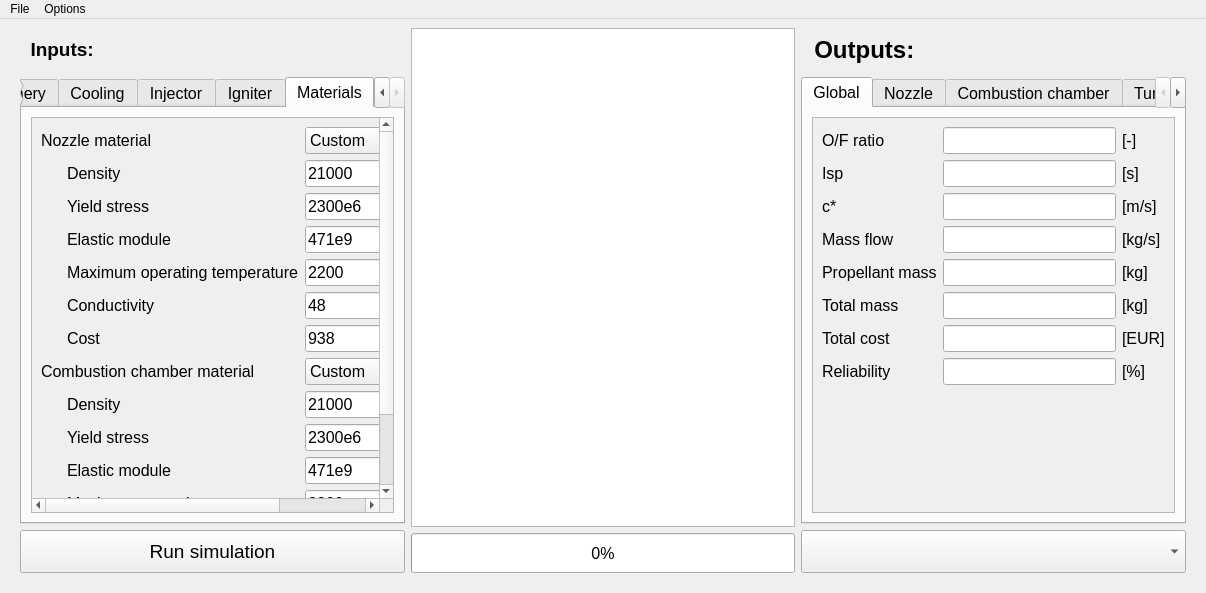
Above: GUI.ui from casruks/CDP-LRE-Integrated-Design-Model before the change. Below: the same form after it.
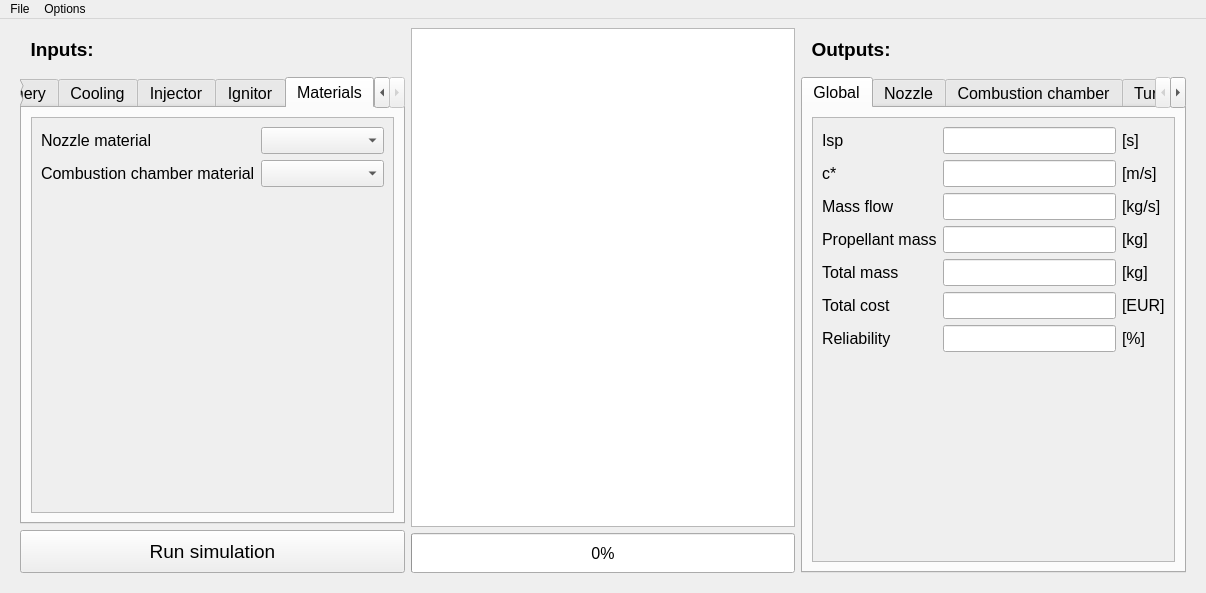
That is the form after the change. The open tabs and pages were chosen to show the change. Icons and pictures are not drawn.

```diff
--- a/GUI.ui
+++ b/GUI.ui
@@ -1107,7 +1107,7 @@
         </widget>
         <widget class="QWidget" name="ign">
          <attribute name="title">
-          <string>Igniter</string>
+          <string>Ignitor</string>
          </attribute>
          <layout class="QHBoxLayout" name="horizontalLayout_6">
           <item>
@@ -1291,294 +1291,12 @@
               <rect>
                <x>0</x>
                <y>0</y>
-               <width>520</width>
-               <height>552</height>
+               <width>357</width>
+               <height>380</height>
               </rect>
              </property>
              <layout class="QGridLayout" name="gridLayout_15">
-              <item row="5" column="3">
-               <widget class="QLabel" name="label_W_mK_nozz">
-                <property name="text">
-                 <string>[W/(m K)]</string>
-                </property>
-               </widget>
-              </item>
-              <item row="4" column="2">
-               <widget class="QLineEdit" name="line_OpT_nozz">
-                <property name="text">
-                 <string>2200</string>
-                </property>
-               </widget>
-              </item>
-              <item row="8" column="1">
-               <widget class="QLabel" name="label_dens_cham">
-                <property name="text">
-                 <string>Density</string>
-                </property>
-               </widget>
-              </item>
-              <item row="1" column="0">
-               <spacer name="horizontalSpacer">
-                <property name="orientation">
-                 <enum>Qt::Horizontal</enum>
-                </property>
-                <property name="sizeType">
-                 <enum>QSizePolicy::Fixed</enum>
-                </property>
-                <property name="sizeHint" stdset="0">
-                 <size>
-                  <width>20</width>
-                  <height>20</height>
-                 </size>
-                </property>
-               </spacer>
-              </item>
-              <item row="5" column="2">
-               <widget class="QLineEdit" name="line_k_nozz">
-                <property name="text">
-                 <string>48</string>
-                </property>
-               </widget>
-              </item>
-              <item row="3" column="2">
-               <widget class="QLineEdit" name="line_E_nozz">
-                <property name="text">
-                 <string>471e9</string>
-                </property>
-               </widget>
-              </item>
-              <item row="4" column="3">
-               <widget class="QLabel" name="label_K_nozz">
-                <property name="text">
-                 <string>[K]</string>
-                </property>
-               </widget>
-              </item>
-              <item row="1" column="2">
-               <widget class="QLineEdit" name="line_dens_nozz">
-                <property name="text">
-                 <string>21000</string>
-                </property>
-               </widget>
-              </item>
-              <item row="1" column="1">
-               <widget class="QLabel" name="label_dens_nozz">
-                <property name="text">
-                 <string>Density</string>
-                </property>
-               </widget>
-              </item>
-              <item row="7" column="0" colspan="2">
-               <widget class="QLabel" name="label_mat_comb">
-                <property name="text">
-                 <string>Combustion chamber material</string>
-                </property>
-               </widget>
-              </item>
-              <item row="7" column="2" colspan="2">
-               <widget class="QComboBox" name="combo_mat_comb">
-                <property name="sizePolicy">
-                 <sizepolicy hsizetype="MinimumExpanding" vsizetype="Fixed">
-                  <horstretch>0</horstretch>
-                  <verstretch>0</verstretch>
-                 </sizepolicy>
-                </property>
-                <item>
-                 <property name="text">
-                  <string>Custom</string>
-                 </property>
-                </item>
-                <item>
-                 <property name="text">
-                  <string>Rhenium</string>
-                 </property>
-                </item>
-                <item>
-                 <property name="text">
-                  <string>Aluminium L_7075_T6</string>
-                 </property>
-                </item>
-                <item>
-                 <property name="text">
-                  <string>Tungsten Ti6AL4V</string>
-                 </property>
-                </item>
-                <item>
-                 <property name="text">
-                  <string>Haynes_188</string>
-                 </property>
-                </item>
-                <item>
-                 <property name="text">
-                  <string>Inc_X_750</string>
-                 </property>
-                </item>
-                <item>
-                 <property name="text">
-                  <string>Inc_600</string>
-                 </property>
-                </item>
-                <item>
-                 <property name="text">
-                  <string>Inc_718</string>
-                 </property>
-                </item>
-                <item>
-                 <property name="text">
-                  <string>Inc_A_286</string>
-                 </property>
-                </item>
-                <item>
-                 <property name="text">
-                  <string>Colombium_c103</string>
-                 </property>
-                </item>
-                <item>
-                 <property name="text">
-                  <string>Structural copper</string>
-                 </property>
-                </item>
-                <item>
-                 <property name="text">
-                  <string>Steel D6AC</string>
-                 </property>
-                </item>
-               </widget>
-              </item>
-              <item row="2" column="2">
-               <widget class="QLineEdit" name="line_yield_nozz">
-                <property name="text">
-                 <string>2300e6</string>
-                </property>
-               </widget>
-              </item>
-              <item row="0" column="2" colspan="2">
-               <widget class="QComboBox" name="combo_mat_nozz">
-                <property name="sizePolicy">
-                 <sizepolicy hsizetype="MinimumExpanding" vsizetype="Fixed">
-                  <horstretch>0</horstretch>
-                  <verstretch>0</verstretch>
-                 </sizepolicy>
-                </property>
-                <item>
-                 <property name="text">
-                  <string>Custom</string>
-                 </property>
-                </item>
-                <item>
-                 <property name="text">
-                  <string>Rhenium</string>
-                 </property>
-                </item>
-                <item>
-                 <property name="text">
-                  <string>Aluminium L_7075_T6</string>
-                 </property>
-                </item>
-                <item>
-                 <property name="text">
-                  <string>Tungsten Ti6AL4V</string>
-                 </property>
-                </item>
-                <item>
-                 <property name="text">
-                  <string>Haynes_188</string>
-                 </property>
-                </item>
-                <item>
-                 <property name="text">
-                  <string>Inc_X_750</string>
-                 </property>
-                </item>
-                <item>
-                 <property name="text">
-                  <string>Inc_600</string>
-                 </property>
-                </item>
-                <item>
-                 <property name="text">
-                  <string>Inc_718</string>
-                 </property>
-                </item>
-                <item>
-                 <property name="text">
-                  <string>Inc_A_286</string>
-                 </property>
-                </item>
-                <item>
-                 <property name="text">
-                  <string>Colombium_c103</string>
-                 </property>
-                </item>
-                <item>
-                 <property name="text">
-                  <string>Structural copper</string>
-                 </property>
-                </item>
-                <item>
-                 <property name="text">
-                  <string>Steel D6AC</string>
-                 </property>
-                </item>
-               </widget>
-              </item>
-              <item row="6" column="2">
-               <widget class="QLineEdit" name="line_cost_nozz">
-                <property name="text">
-                 <string>938</string>
-                </property>
-               </widget>
-              </item>
-              <item row="5" column="1">
-               <widget class="QLabel" name="label_k_nozz">
-                <property name="text">
-                 <string>Conductivity</string>
-                </property>
-               </widget>
-              </item>
-              <item row="6" column="1">
-               <widget class="QLabel" name="label_cost_nozz">
-                <property name="text">
-                 <string>Cost</string>
-                </property>
-               </widget>
-              </item>
-              <item row="1" column="3">
-               <widget class="QLabel" name="label_kg_m3_nozz">
-                <property name="text">
-                 <string>[kg/m^3]</string>
-                </property>
-               </widget>
-              </item>
-              <item row="9" column="1">
-               <widget class="QLabel" name="label_yield_cham">
-                <property name="text">
-                 <string>Yield stress</string>
-                </property>
-               </widget>
-              </item>
-              <item row="3" column="1">
-               <widget class="QLabel" name="label_E_nozz">
-                <property name="text">
-                 <string>Elastic module</string>
-                </property>
-               </widget>
-              </item>
-              <item row="12" column="1">
-               <widget class="QLabel" name="label_k_cham">
-                <property name="text">
-                 <string>Conductivity</string>
-                </property>
-               </widget>
-              </item>
-              <item row="10" column="1">
-               <widget class="QLabel" name="label_E_cham">
-                <property name="text">
-                 <string>Elastic module</string>
-                </property>
-               </widget>
-              </item>
-              <item row="14" column="1">
+              <item row="2" column="0">
                <spacer name="verticalSpacer_13">
                 <property name="orientation">
                  <enum>Qt::Vertical</enum>
@@ -1591,143 +1309,37 @@
                 </property>
                </spacer>
               </item>
-              <item row="11" column="1">
-               <widget class="QLabel" name="label_OpT_cham">
-                <property name="text">
-                 <string>Maximum operating temperature</string>
+              <item row="0" column="1">
+               <widget class="QComboBox" name="combo_mat_nozz">
+                <property name="sizePolicy">
+                 <sizepolicy hsizetype="MinimumExpanding" vsizetype="Fixed">
+                  <horstretch>0</horstretch>
+                  <verstretch>0</verstretch>
+                 </sizepolicy>
                 </property>
                </widget>
               </item>
-              <item row="6" column="3">
-               <widget class="QLabel" name="label_eur_kg_nozz">
-                <property name="text">
-                 <string>[EUR/kg]</string>
-                </property>
-               </widget>
-              </item>
-              <item row="2" column="3">
-               <widget class="QLabel" name="label_Pa_nozz">
-                <property name="text">
-                 <string>[Pa]</string>
-                </property>
-               </widget>
-              </item>
-              <item row="4" column="1">
-               <widget class="QLabel" name="label_OpT_nozz">
-                <property name="text">
-                 <string>Maximum operating temperature</string>
-                </property>
-               </widget>
-              </item>
-              <item row="3" column="3">
-               <widget class="QLabel" name="label_Pa_nozz_2">
-                <property name="text">
-                 <string>[Pa]</string>
-                </property>
-               </widget>
-              </item>
-              <item row="0" column="0" colspan="2">
+              <item row="0" column="0">
                <widget class="QLabel" name="label_mat_nozz">
                 <property name="text">
                  <string>Nozzle material</string>
                 </property>
                </widget>
               </item>
-              <item row="2" column="1">
-               <widget class="QLabel" name="label_yield_nozz">
-                <property name="text">
-                 <string>Yield stress</string>
+              <item row="1" column="1">
+               <widget class="QComboBox" name="combo_mat_comb">
+                <property name="sizePolicy">
+                 <sizepolicy hsizetype="MinimumExpanding" vsizetype="Fixed">
+                  <horstretch>0</horstretch>
+                  <verstretch>0</verstretch>
+                 </sizepolicy>
                 </property>
                </widget>
               </item>
-              <item row="13" column="1">
-               <widget class="QLabel" name="label_cost_cham">
+              <item row="1" column="0">
+               <widget class="QLabel" name="label_mat_comb">
                 <property name="text">
-                 <string>Cost</string>
-                </property>
-               </widget>
-              </item>
-              <item row="8" column="2">
-               <widget class="QLineEdit" name="line_dens_cham">
-                <property name="text">
-                 <string>21000</string>
-                </property>
-               </widget>
-              </item>
-              <item row="9" column="2">
-               <widget class="QLineEdit" name="line_yield_cham">
-                <property name="text">
-                 <string>2300e6</string>
-                </property>
-               </widget>
-              </item>
-              <item row="10" column="2">
-               <widget class="QLineEdit" name="line_E_cham">
-                <property name="text">
-                 <string>471e9</string>
-                </property>
-               </widget>
-              </item>
-              <item row="11" column="2">
-               <widget class="QLineEdit" name="line_OpT_cham">
-                <property name="text">
-                 <string>2200</string>
-                </property>
-               </widget>
-              </item>
-              <item row="12" column="2">
-               <widget class="QLineEdit" name="line_k_cham">
-                <property name="text">
-                 <string>48</string>
-                </property>
-               </widget>
-              </item>
-              <item row="13" column="2">
-               <widget class="QLineEdit" name="line_cost_cham">
-                <property name="text">
-                 <string>938</string>
-                </property>
-               </widget>
-              </item>
-              <item row="8" column="3">
-               <widget class="QLabel" name="label_kg_m3_cham">
-                <property name="text">
-                 <string>[kg/m^3]</string>
-                </property>
-               </widget>
-              </item>
-              <item row="9" column="3">
-               <widget class="QLabel" name="label_Pa_cham">
-                <property name="text">
-                 <string>[Pa]</string>
-                </property>
-               </widget>
-              </item>
-              <item row="10" column="3">
-               <widget class="QLabel" name="label_Pa_cham_2">
-                <property name="text">
-                 <string>[Pa]</string>
-                </property>
-               </widget>
-              </item>
-              <item row="11" column="3">
-               <widget class="QLabel" name="label_K_cham">
-                <property name="text">
-                 <string>[K]</string>
-                </property>
-               </widget>
-              </item>
-              <item row="12" column="3">
-               <widget class="QLabel" name="label_W_mK_cham">
-                <property name="text">
-                 <string>[W/(m K)]</string>
-                </property>
-               </widget>
-              </item>
-              <item row="13" column="3">
-               <widget class="QLabel" name="label_eur_kg_cham">
-                <property name="text">
-                 <string>[EUR/kg]</string>
+                 <string>Combustion chamber material</string>
                 </property>
                </widget>
               </item>
@@ -1804,12 +1416,12 @@
      </layout>
     </item>
     <item>
-     <layout class="QVBoxLayout" name="Layout_right" stretch="8,84,8">
+     <layout class="QVBoxLayout" name="Layout_right" stretch="8,92">
       <item>
        <widget class="QLabel" name="label_outputs">
         <property name="font">
          <font>
-          <pointsize>18</pointsize>
+          <pointsize>14</pointsize>
           <bold>true</bold>
          </font>
         </property>
@@ -1853,53 +1465,25 @@
                <x>0</x>
                <y>0</y>
                <width>357</width>
-               <height>380</height>
+               <height>428</height>
               </rect>
              </property>
              <layout class="QGridLayout" name="gridLayout">
+              <item row="0" column="1">
+               <widget class="QLineEdit" name="line_Isp">
+                <property name="readOnly">
+                 <bool>true</bool>
+                </property>
+               </widget>
+              </item>
+              <item row="1" column="2">
+               <widget class="QLabel" name="label_ms">
+                <property name="text">
+                 <string>[m/s]</string>
+                </property>
+               </widget>
+              </item>
               <item row="7" column="0">
-               <widget class="QLabel" name="label_reliability">
-                <property name="text">
-                 <string>Reliability</string>
-                </property>
-               </widget>
-              </item>
-              <item row="5" column="1">
-               <widget class="QLineEdit" name="line_mass">
-                <property name="readOnly">
-                 <bool>true</bool>
-                </property>
-               </widget>
-              </item>
-              <item row="5" column="2">
-               <widget class="QLabel" name="label_kg_2">
-                <property name="text">
-                 <string>[kg]</string>
-                </property>
-               </widget>
-              </item>
-              <item row="3" column="2">
-               <widget class="QLabel" name="label_kgs">
-                <property name="text">
-                 <string>[kg/s]</string>
-                </property>
-               </widget>
-              </item>
-              <item row="3" column="1">
-               <widget class="QLineEdit" name="line_m">
-                <property name="readOnly">
-                 <bool>true</bool>
-                </property>
-               </widget>
-              </item>
-              <item row="6" column="2">
-               <widget class="QLabel" name="label_EUR">
-                <property name="text">
-                 <string>[EUR]</string>
-                </property>
-               </widget>
-              </item>
-              <item row="8" column="0">
                <spacer name="spacer_right_global">
                 <property name="orientation">
                  <enum>Qt::Vertical</enum>
@@ -1912,56 +1496,49 @@
                 </property>
                </spacer>
               </item>
-              <item row="6" column="1">
+              <item row="5" column="1">
                <widget class="QLineEdit" name="line_cost">
                 <property name="readOnly">
                  <bool>true</bool>
                 </property>
                </widget>
               </item>
-              <item row="2" column="1">
-               <widget class="QLineEdit" name="line_cstar">
-                <property name="readOnly">
-                 <bool>true</bool>
-                </property>
-               </widget>
-              </item>
-              <item row="4" column="1">
-               <widget class="QLineEdit" name="line_prop_mass">
-                <property name="readOnly">
-                 <bool>true</bool>
-                </property>
-               </widget>
-              </item>
-              <item row="1" column="1">
-               <widget class="QLineEdit" name="line_Isp">
-                <property name="readOnly">
-                 <bool>true</bool>
-                </property>
-               </widget>
-              </item>
-              <item row="2" column="0">
+              <item row="1" column="0">
                <widget class="QLabel" name="label_cstar">
                 <property name="text">
                  <string>c*</string>
                 </property>
                </widget>
               </item>
-              <item row="7" column="2">
-               <widget class="QLabel" name="label_perc">
+              <item row="0" column="2">
+               <widget class="QLabel" name="label_s_2">
                 <property name="text">
-                 <string>[%]</string>
+                 <string>[s]</string>
                 </property>
                </widget>
               </item>
-              <item row="2" column="2">
-               <widget class="QLabel" name="label_ms">
+              <item row="5" column="2">
+               <widget class="QLabel" name="label_EUR">
                 <property name="text">
-                 <string>[m/s]</string>
+                 <string>[EUR]</string>
                 </property>
                </widget>
               </item>
               <item row="4" column="2">
+               <widget class="QLabel" name="label_kg_2">
+                <property name="text">
+                 <string>[kg]</string>
+                </property>
+               </widget>
+              </item>
+              <item row="1" column="1">
+               <widget class="QLineEdit" name="line_cstar">
+                <property name="readOnly">
+                 <bool>true</bool>
+                </property>
+               </widget>
+              </item>
+              <item row="3" column="2">
                <widget class="QLabel" name="label_kg">
                 <property name="text">
                  <string>[kg]</string>
@@ -1969,75 +1546,86 @@
                </widget>
               </item>
               <item row="5" column="0">
-               <widget class="QLabel" name="label_mass">
-                <property name="text">
-                 <string>Total mass</string>
-                </property>
-               </widget>
-              </item>
-              <item row="6" column="0">
                <widget class="QLabel" name="label_cost">
                 <property name="text">
                  <string>Total cost</string>
                 </property>
                </widget>
               </item>
-              <item row="7" column="1">
-               <widget class="QLineEdit" name="line_reliability">
+              <item row="0" column="0">
+               <widget class="QLabel" name="label_Isp">
+                <property name="text">
+                 <string>Isp</string>
+                </property>
+               </widget>
+              </item>
+              <item row="2" column="2">
+               <widget class="QLabel" name="label_kgs">
+                <property name="text">
+                 <string>[kg/s]</string>
+                </property>
+               </widget>
+              </item>
+              <item row="3" column="1">
+               <widget class="QLineEdit" name="line_prop_mass">
                 <property name="readOnly">
                  <bool>true</bool>
                 </property>
                </widget>
               </item>
-              <item row="1" column="2">
-               <widget class="QLabel" name="label_s_2">
-                <property name="text">
-                 <string>[s]</string>
-                </property>
-               </widget>
-              </item>
-              <item row="3" column="0">
+              <item row="2" column="0">
                <widget class="QLabel" name="label_m">
                 <property name="text">
                  <string>Mass flow</string>
                 </property>
                </widget>
               </item>
-              <item row="4" column="0">
+              <item row="2" column="1">
+               <widget class="QLineEdit" name="line_m">
+                <property name="readOnly">
+                 <bool>true</bool>
+                </property>
+               </widget>
+              </item>
+              <item row="4" column="1">
+               <widget class="QLineEdit" name="line_mass">
+                <property name="readOnly">
+                 <bool>true</bool>
+                </property>
+               </widget>
+              </item>
+              <item row="3" column="0">
                <widget class="QLabel" name="label_prop_mass">
                 <property name="text">
                  <string>Propellant mass</string>
                 </property>
                </widget>
               </item>
-              <item row="1" column="0">
-               <widget class="QLabel" name="label_Isp">
+              <item row="4" column="0">
+               <widget class="QLabel" name="label_mass">
                 <property name="text">
-                 <string>Isp</string>
+                 <string>Total mass</string>
                 </property>
                </widget>
               </item>
-              <item row="0" column="0">
-               <widget class="QLabel" name="label_O_F_2">
-                <property name="enabled">
-                 <bool>true</bool>
-                </property>
+              <item row="6" column="0">
+               <widget class="QLabel" name="label_reliability">
                 <property name="text">
-                 <string>O/F ratio</string>
+                 <string>Reliability</string>
                 </property>
                </widget>
               </item>
-              <item row="0" column="1">
-               <widget class="QLineEdit" name="line_O_F_2">
+              <item row="6" column="1">
+               <widget class="QLineEdit" name="line_reliability">
                 <property name="readOnly">
                  <bool>true</bool>
                 </property>
                </widget>
               </item>
-              <item row="0" column="2">
-               <widget class="QLabel" name="label_O_F_no">
+              <item row="6" column="2">
+               <widget class="QLabel" name="label_perc">
                 <property name="text">
-                 <string>[-]</string>
+                 <string>[%]</string>
                 </property>
                </widget>
               </item>
@@ -2906,16 +2494,62 @@
           </item>
          </layout>
         </widget>
-       </widget>
-      </item>
-      <item>
-       <widget class="QComboBox" name="combo_run">
-        <property name="sizePolicy">
-         <sizepolicy hsizetype="Preferred" vsizetype="MinimumExpanding">
-          <horstretch>0</horstretch>
-          <verstretch>0</verstretch>
-         </sizepolicy>
-        </property>
+        <widget class="QWidget" name="mat">
+         <attribute name="title">
+          <string>Materials</string>
+         </attribute>
+         <layout class="QHBoxLayout" name="horizontalLayout_15">
+          <item>
+           <widget class="QScrollArea" name="scrollArea_16">
+            <property name="widgetResizable">
+             <bool>true</bool>
+            </property>
+            <widget class="QWidget" name="scrollAreaWidgetContents_16">
+             <property name="geometry">
+              <rect>
+               <x>0</x>
+               <y>0</y>
+               <width>357</width>
+               <height>428</height>
+              </rect>
+             </property>
+             <layout class="QGridLayout" name="gridLayout_16">
+              <item row="0" column="1">
+               <widget class="QLineEdit" name="lineEdit_3"/>
+              </item>
+              <item row="1" column="0">
+               <spacer name="verticalSpacer_14">
+                <property name="orientation">
+                 <enum>Qt::Vertical</enum>
+                </property>
+                <property name="sizeHint" stdset="0">
+                 <size>
+                  <width>20</width>
+                  <height>367</height>
+                 </size>
+                </property>
+               </spacer>
+              </item>
+              <item row="0" column="0">
+               <widget class="QLabel" name="label_6">
+                <property name="text">
+                 <string>TextLabel</string>
+                </property>
+               </widget>
+              </item>
+              <item row="0" column="2">
+               <widget class="QLabel" name="label_7">
+                <property name="text">
+                 <string>TextLabel</string>
+                </property>
+               </widget>
+              </item>
+             </layout>
+            </widget>
+           </widget>
+          </item>
+         </layout>
+        </widget>
        </widget>
       </item>
      </layout>
```
Left out of the diff: 1104 changed lines with no effect on the pictures.
